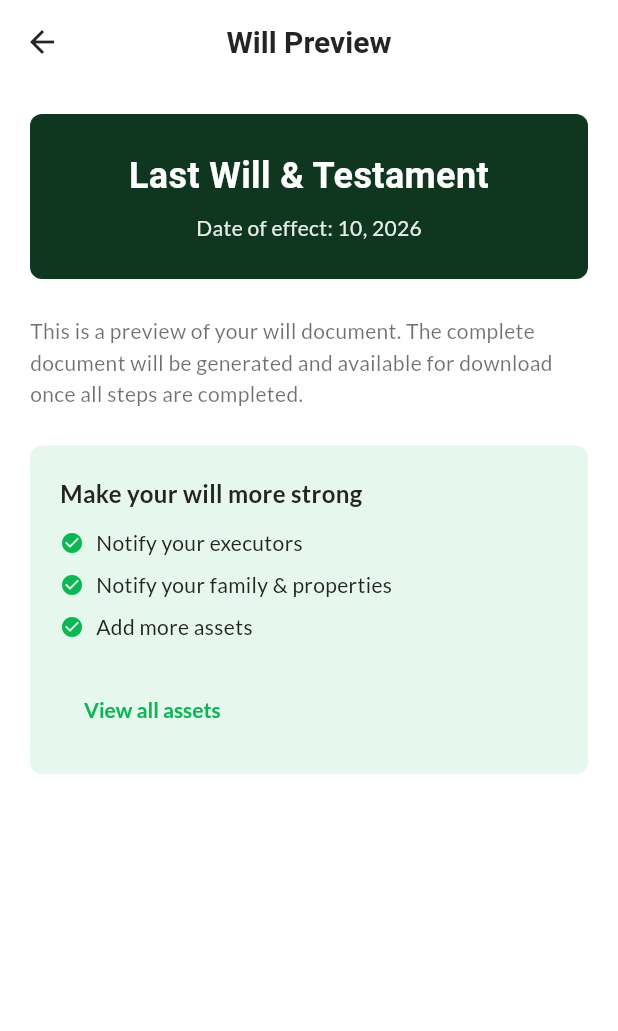
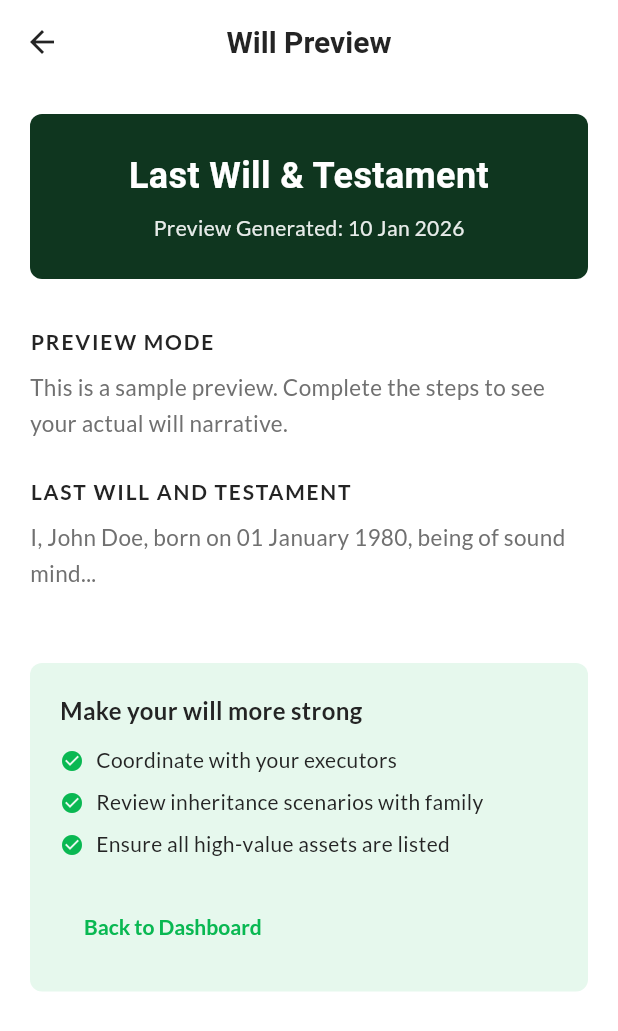
Before and after one commit to basithambat/mw_app_learn_to_code, a Flutter app: the WillPreviewScreen screen opened directly, on a phone screen of 412 x 824 dp. Shown: the top 1031 px of the screen. Run offline on Flutter 3.47's test engine with Material 3 defaults, Android fonts, the phone set to English and light mode, and no system bars; our stand-ins replace camera, dio, flutter_svg, google_fonts, image_picker, shared_preferences and 1 more; accounts and stored records are empty; network calls fail; Roboto replaces fonts that are missing (Frank Ruhl Libre).

Commit message:
Fix compilation errors in AddSpouseScreen, AddGuardianScreen, and WillPreviewScreen

```diff
--- a/apps/mobile_web/lib/features/will_steps/screens/add_guardian_screen.dart
+++ b/apps/mobile_web/lib/features/will_steps/screens/add_guardian_screen.dart
@@ -77,7 +77,6 @@ class _AddGuardianScreenState extends State<AddGuardianScreen> {
       );
       if (image != null) {
         setState(() {
-          _photo = null;
           _pickedPhoto = image;
         });
       }
--- a/apps/mobile_web/lib/features/will_steps/screens/add_spouse_screen.dart
+++ b/apps/mobile_web/lib/features/will_steps/screens/add_spouse_screen.dart
@@ -65,7 +65,6 @@ class _AddSpouseScreenState extends State<AddSpouseScreen> {
       );
       if (image != null) {
         setState(() {
-          _photo = null; // Clear old File if any
           _pickedPhoto = image;
         });
       }
--- a/apps/mobile_web/lib/features/will_steps/screens/will_preview_screen.dart
+++ b/apps/mobile_web/lib/features/will_steps/screens/will_preview_screen.dart
@@ -1,12 +1,58 @@
 import 'package:flutter/material.dart';
 import 'package:google_fonts/google_fonts.dart';
+import 'package:intl/intl.dart';
 import '../../../core/theme/app_theme.dart';
 import '../../../core/widgets/primary_button.dart';
+import '../services/will_service.dart';
+import '../services/will_narrative_service.dart';
 
-class WillPreviewScreen extends StatelessWidget {
+class WillPreviewScreen extends StatefulWidget {
   final String? willId;
 
   const WillPreviewScreen({Key? key, this.willId}) : super(key: key);
+
+  @override
+  State<WillPreviewScreen> createState() => _WillPreviewScreenState();
+}
+
+class _WillPreviewScreenState extends State<WillPreviewScreen> {
+  final _willService = WillService();
+  final _narrativeService = WillNarrativeService();
+  bool _isLoading = true;
+  List<WillNarrativeSection> _sections = [];
+  String? _error;
+
+  @override
+  void initState() {
+    super.initState();
+    _loadData();
+  }
+
+  Future<void> _loadData() async {
+    if (widget.willId == null || widget.willId!.startsWith('demo-')) {
+      setState(() {
+        _sections = [
+          WillNarrativeSection(title: 'PREVIEW MODE', content: 'This is a sample preview. Complete the steps to see your actual will narrative.'),
+          WillNarrativeSection(title: 'LAST WILL AND TESTAMENT', content: 'I, John Doe, born on 01 January 1980, being of sound mind...'),
+        ];
+        _isLoading = false;
+      });
+      return;
+    }
+
+    try {
+      final willData = await _willService.getWill(widget.willId!);
+      setState(() {
+        _sections = _narrativeService.generateNarrative(willData);
+        _isLoading = false;
+      });
+    } catch (e) {
+      setState(() {
+        _error = 'Failed to load will data: $e';
+        _isLoading = false;
+      });
+    }
+  }
 
   @override
   Widget build(BuildContext context) {
@@ -29,7 +75,11 @@ class WillPreviewScreen extends StatelessWidget {
         ),
       ),
       body: SafeArea(
-        child: Column(
+        child: _isLoading
+            ? const Center(child: CircularProgressIndicator())
+            : _error != null
+                ? Center(child: Text(_error!, style: const TextStyle(color: Colors.red)))
+                : Column(
                     children: [
                       Expanded(
                         child: SingleChildScrollView(
@@ -37,7 +87,7 @@ class WillPreviewScreen extends StatelessWidget {
                           child: Column(
                             crossAxisAlignment: CrossAxisAlignment.start,
                             children: [
-                    // Cover page
+                              // Cover style header
                               Container(
                                 width: double.infinity,
                                 padding: const EdgeInsets.all(24),
@@ -58,7 +108,7 @@ class WillPreviewScreen extends StatelessWidget {
                                     ),
                                     const SizedBox(height: 8),
                                     Text(
-                            'Date of effect: ${DateTime.now().day}, ${DateTime.now().year}',
+                                      'Preview Generated: ${DateFormat('dd MMM yyyy').format(DateTime.now())}',
                                       style: GoogleFonts.lato(
                                         fontSize: 14,
                                         color: Colors.white.withOpacity(0.9),
@@ -67,19 +117,72 @@ class WillPreviewScreen extends StatelessWidget {
                                   ],
                                 ),
                               ),
+                              const SizedBox(height: 32),
+                              // Narrative Sections
+                              ..._sections.map((section) => _buildSection(section)),
                               const SizedBox(height: 24),
-                    // Document content placeholder
+                              // Tips section
+                              _buildTipsSection(),
+                              const SizedBox(height: 40),
+                            ],
+                          ),
+                        ),
+                      ),
+                    ],
+                  ),
+      ),
+    );
+  }
+
+  Widget _buildSection(WillNarrativeSection section) {
+    if (section.isHeader) {
+      return Padding(
+        padding: const EdgeInsets.only(bottom: 24),
+        child: Center(
+          child: Text(
+            section.title,
+            style: GoogleFonts.frankRuhlLibre(
+              fontSize: 20,
+              fontWeight: FontWeight.bold,
+              decoration: TextDecoration.underline,
+              color: AppTheme.textPrimary,
+            ),
+            textAlign: TextAlign.center,
+          ),
+        ),
+      );
+    }
+
+    return Padding(
+      padding: const EdgeInsets.only(bottom: 24),
+      child: Column(
+        crossAxisAlignment: CrossAxisAlignment.start,
+        children: [
           Text(
-                      'This is a preview of your will document. The complete document will be generated and available for download once all steps are completed.',
+            section.title,
             style: GoogleFonts.lato(
               fontSize: 14,
-                        color: AppTheme.textMuted,
-                        height: 1.5,
+              fontWeight: FontWeight.bold,
+              color: AppTheme.textPrimary,
+              letterSpacing: 1.2,
             ),
           ),
-                    const SizedBox(height: 24),
-                    // Tips section
-                    Container(
+          const SizedBox(height: 8),
+          Text(
+            section.content,
+            style: GoogleFonts.lato(
+              fontSize: 15,
+              color: AppTheme.textSecondary,
+              height: 1.6,
+            ),
+          ),
+        ],
+      ),
+    );
+  }
+
+  Widget _buildTipsSection() {
+    return Container(
       padding: const EdgeInsets.all(20),
       decoration: BoxDecoration(
         color: AppTheme.accentGreen.withOpacity(0.1),
@@ -97,16 +200,16 @@ class WillPreviewScreen extends StatelessWidget {
             ),
           ),
           const SizedBox(height: 12),
-                          _buildTipItem('Notify your executors'),
-                          _buildTipItem('Notify your family & properties'),
-                          _buildTipItem('Add more assets'),
+          _buildTipItem('Coordinate with your executors'),
+          _buildTipItem('Review inheritance scenarios with family'),
+          _buildTipItem('Ensure all high-value assets are listed'),
           const SizedBox(height: 12),
           TextButton(
             onPressed: () {
-                              // Navigate to assets screen
+              Navigator.popUntil(context, (route) => route.isFirst);
             },
             child: Text(
-                              'View all assets',
+              'Back to Dashboard',
               style: GoogleFonts.lato(
                 fontSize: 14,
                 fontWeight: FontWeight.bold,
@@ -116,14 +219,6 @@ class WillPreviewScreen extends StatelessWidget {
           ),
         ],
       ),
-                    ),
-                  ],
-                ),
-              ),
-            ),
-          ],
-        ),
-      ),
     );
   }
 
@@ -132,7 +227,7 @@ class WillPreviewScreen extends StatelessWidget {
       padding: const EdgeInsets.only(bottom: 8),
       child: Row(
         children: [
-          Icon(
+          const Icon(
             Icons.check_circle,
             size: 16,
             color: AppTheme.accentGreen,
```
Also changed, not shown: apps/mobile_web/lib/features/will_steps/services/will_narrative_service.dart (added, +146 -0 lines). Lines whose indentation alone changed are shown as unchanged.
